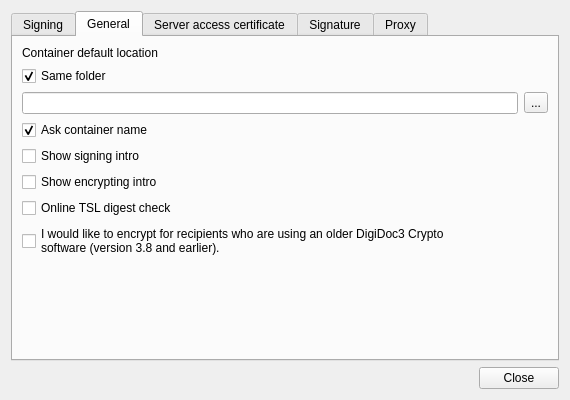
open-eid/qdigidoc, file client/ui/SettingsDialog.ui: the form before one commit.
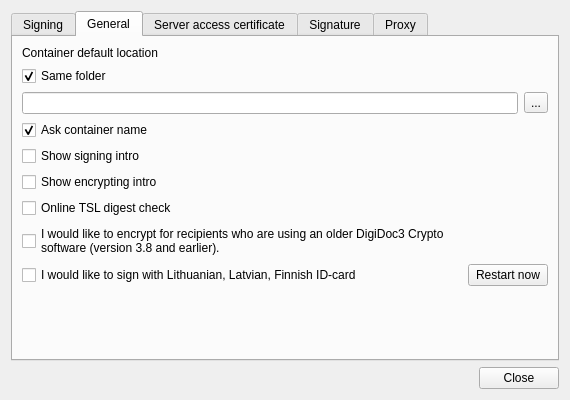
The form after the commit. The open tabs and pages were chosen to show the change.

Commit message:
Add option to set default token backend on windows under settings dialog
IB-4154

```diff
--- a/client/ui/SettingsDialog.ui
+++ b/client/ui/SettingsDialog.ui
@@ -210,6 +210,24 @@
          </property>
         </widget>
        </item>
+       <item>
+        <layout class="QHBoxLayout" name="tokenBackendLayout" stretch="1,0">
+         <item>
+          <widget class="QCheckBox" name="tokenBackend">
+           <property name="text">
+            <string>I would like to sign with Lithuanian, Latvian, Finnish ID-card</string>
+           </property>
+          </widget>
+         </item>
+         <item>
+          <widget class="QPushButton" name="tokenRestart">
+           <property name="text">
+            <string>Restart now</string>
+           </property>
+          </widget>
+         </item>
+        </layout>
+       </item>
        <item>
         <spacer name="tabGeneralSpacer">
          <property name="orientation">
```
The commit also changes 6 other files.
